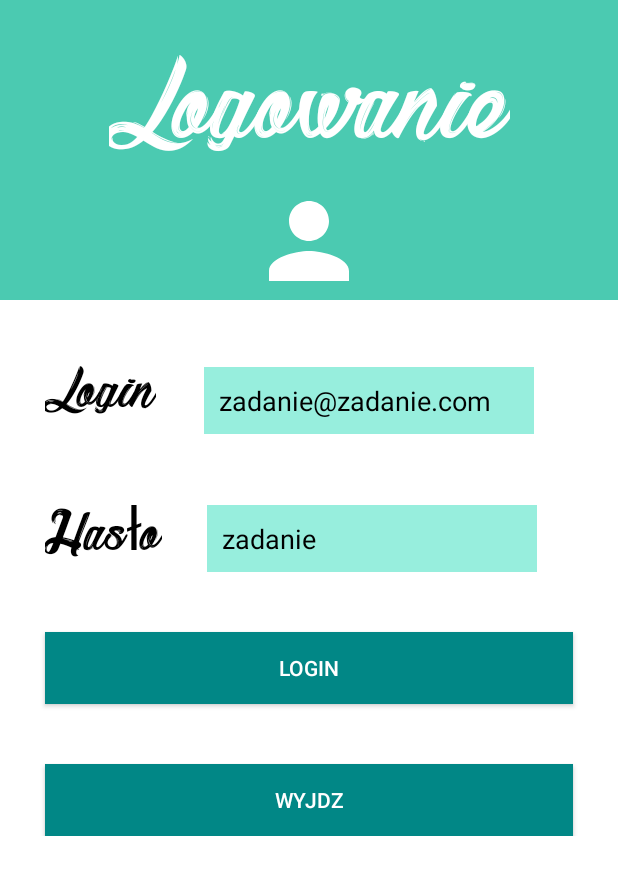
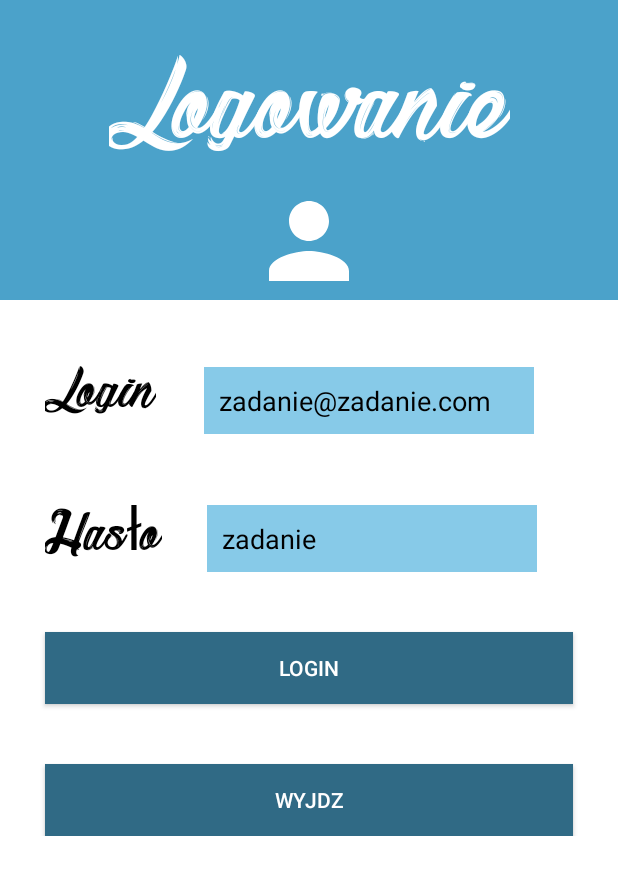
Before and after one commit to Filipm1996/GoPOS, an Android app: the screen it shows after launch (LoginActivity), on a phone screen of 412 x 824 dp. Shown: the top 875 px of the screen. Run offline under Robolectric (Android 15) with nearby library versions, the phone set to English and light mode, and no system bars; our stand-ins replace Dagger/Hilt's generated code; libraries missing offline, so code that uses them is left out: io.objectbox; 1 statement that could not run was skipped.

Commit message:
version2

```diff
--- a/app/src/main/java/com/example/gopos/activities/MainActivity.kt
+++ b/app/src/main/java/com/example/gopos/activities/MainActivity.kt
@@ -35,7 +35,10 @@ class MainActivity : AppCompatActivity() {
     private fun setUpViewModel() {
         viewModel.getItemsFromAPIandSave()
         viewModel.getError().observe(this){
-            Toast.makeText(this,it,Toast.LENGTH_LONG).show()
+            if(!it.isNullOrEmpty()) {
+                Toast.makeText(this, it, Toast.LENGTH_LONG).show()
+                viewModel.clearErrorCollector()
+            }
         }
     }
 
--- a/app/src/main/java/com/example/gopos/data/Retrofit/TokenAuthenticator.kt
+++ b/app/src/main/java/com/example/gopos/data/Retrofit/TokenAuthenticator.kt
@@ -50,7 +50,7 @@ class TokenAuthenticator @Inject constructor (private val refreshTokenApi: Refre
             val response = refreshTokenApi.refreshToken(refreshToken,Constants.clientSecret,Constants.clientId)
             response
         } catch (e: Exception){
-            Resource.Error(e.message.toString())
+            Resource.Error(e.message ?: "error")
         }
     }
 
--- a/app/src/main/java/com/example/gopos/data/Retrofit/api/ApiService.kt
+++ b/app/src/main/java/com/example/gopos/data/Retrofit/api/ApiService.kt
@@ -19,6 +19,6 @@ interface ApiService {
         "accept: application/json"
     )
     @GET("/api/v3/27/items")
-    suspend fun getItems(@Query("include") include : String) : ApiResponse
+    suspend fun getItems(@Query("include") include : String ) : ApiResponse
 
 }
--- a/app/src/main/java/com/example/gopos/data/repositories/RepositoryDefault.kt
+++ b/app/src/main/java/com/example/gopos/data/repositories/RepositoryDefault.kt
@@ -3,7 +3,7 @@ package com.example.gopos.data.repositories
 import com.example.gopos.common.Resource
 import com.example.gopos.data.Retrofit.entities.ApiResponse.ApiResponse
 import com.example.gopos.data.Retrofit.entities.TokenResponse
-import kotlinx.coroutines.flow.Flow
+
 
 
 interface RepositoryDefault {
--- a/app/src/main/res/layout/activity_login.xml
+++ b/app/src/main/res/layout/activity_login.xml
@@ -102,8 +102,8 @@
             android:layout_marginStart="28dp"
             android:background="@color/light_marine"
             android:hint="Login"
+            android:text="zadanie@zadanie.com"
             android:padding="10dp"
-            android:text="zadanie@zadanie.com"
             android:textColor="@color/black"
             android:textColorHint="#605F5F"
             app:layout_constraintBottom_toBottomOf="@id/loginTitle"
@@ -116,8 +116,8 @@
             android:layout_marginStart="30dp"
             android:background="@color/light_marine"
             android:hint="Password"
+            android:text="zadanie"
             android:padding="10dp"
-            android:text="zadanie"
             android:textColor="@color/black"
             android:textColorHint="#605F5F"
             app:layout_constraintBottom_toBottomOf="@id/passwordTitle"
--- a/app/src/main/res/layout/activity_main.xml
+++ b/app/src/main/res/layout/activity_main.xml
@@ -12,7 +12,7 @@
         android:id="@+id/linearLayout"
         android:layout_width="match_parent"
         android:layout_height="wrap_content"
-        android:background="@color/white"
+        android:background="@color/marine"
         android:gravity="center"
         android:orientation="horizontal"
         app:layout_constraintTop_toTopOf="parent">
@@ -30,6 +30,7 @@
 
     <androidx.recyclerview.widget.RecyclerView
         android:id="@+id/recyclerView"
+        android:paddingBottom="50dp"
         android:layout_width="match_parent"
         android:layout_height="wrap_content"
         app:layout_constraintStart_toStartOf="parent"
--- a/app/src/main/res/layout/recycler_view_content_without_photo.xml
+++ b/app/src/main/res/layout/recycler_view_content_without_photo.xml
@@ -47,6 +47,7 @@
             android:text="Podatek"
             android:textColor="@color/black"
             android:textSize="18sp"
+            android:paddingBottom="10dp"
             app:layout_constraintStart_toStartOf="parent"
             app:layout_constraintTop_toBottomOf="@id/category" />
 
--- a/app/src/main/res/values/colors.xml
+++ b/app/src/main/res/values/colors.xml
@@ -4,9 +4,9 @@
     <color name="purple_500">#FF6200EE</color>
     <color name="purple_700">#FF3700B3</color>
     <color name="teal_200">#FF03DAC5</color>
-    <color name="teal_700">#FF018786</color>
+    <color name="teal_700">#306A85</color>
     <color name="black">#FF000000</color>
     <color name="white">#FFFFFFFF</color>
-    <color name="marine">#4BCAB1</color>
-    <color name="light_marine">#9B55E4C8</color>
+    <color name="marine">#4BA2CA</color>
+    <color name="light_marine">#87CAE8</color>
 </resources>
```
Also changed, not shown: app/src/main/java/com/example/gopos/activities/LoginActivity.kt (+13 -9 lines), app/src/main/java/com/example/gopos/ui/GoPOSViewModel.kt (+6 -2 lines), 1 other file.
